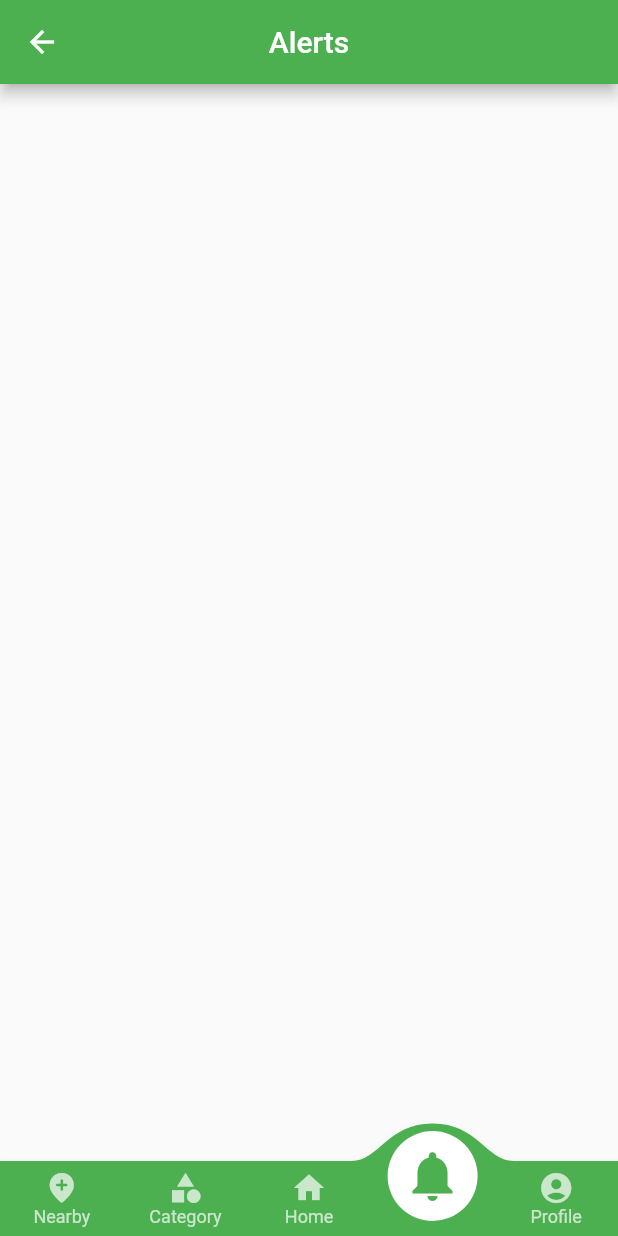
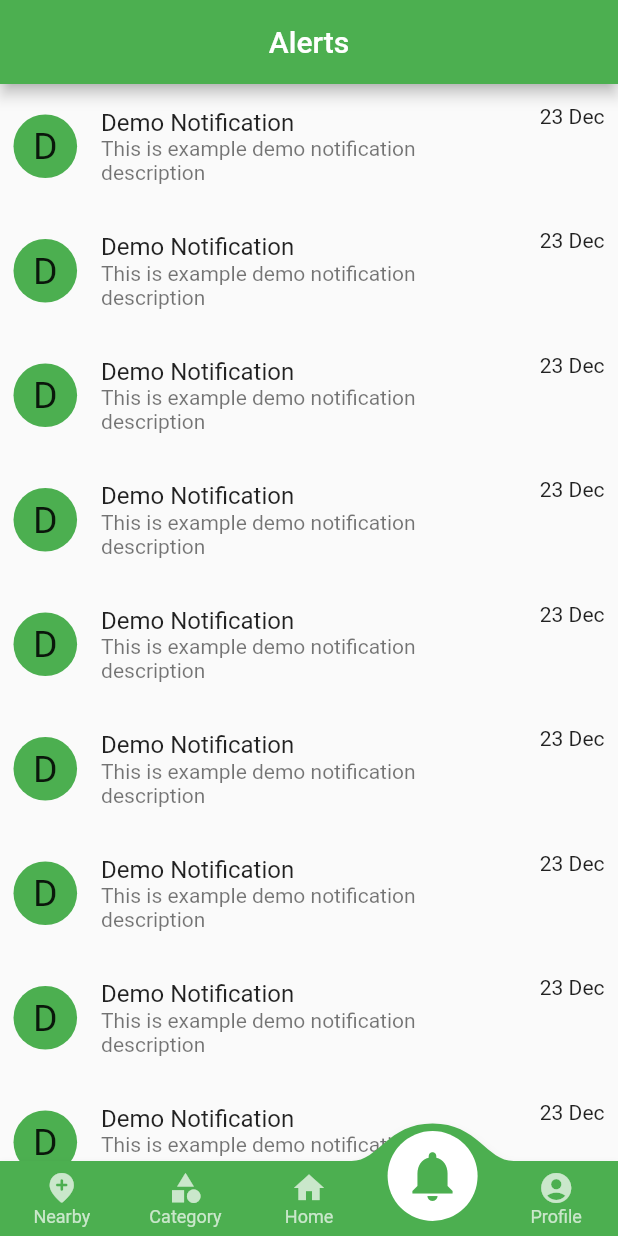
Before and after one commit to pktintali/pre_project, a Flutter app: the MainHomePage screen opened by its route, item 4 of the bottom bar chosen, on a phone screen of 412 x 824 dp. Run offline on Flutter 3.47's test engine with Material 2 defaults, Android fonts, the light colour scheme and no system bars; drawn by our look-alikes of convex_bottom_bar; our stand-ins replace flutter_rating_bar, google_maps_flutter, location, material_floating_search_bar; network calls fail.

```diff
--- a/lib/mainHomePage.dart
+++ b/lib/mainHomePage.dart
@@ -15,6 +15,7 @@ class MainHomePage extends StatefulWidget {
 
 class _MainHomePageState extends State<MainHomePage> {
   int selectedTab = 2;
+  Color _tabColor = Colors.green;
   @override
   Widget build(BuildContext context) {
     return Scaffold(
@@ -29,7 +30,7 @@ class _MainHomePageState extends State<MainHomePage> {
           TabItem(icon: Icons.account_circle_rounded, title: 'Profile'),
         ],
         color: Colors.white70,
-        backgroundColor: Colors.green,
+        backgroundColor: _tabColor,
         initialActiveIndex: selectedTab,
         onTap: (tab) {
           setState(() {
--- a/lib/myDrawer.dart
+++ b/lib/myDrawer.dart
@@ -75,8 +75,7 @@ class _MyDrawerState extends State<MyDrawer> {
               'https://pbs.twimg.com/profile_images/1092180043252543489/dhvinD0d.jpg',
               width: 110,
             ),
-            applicationLegalese:
-                'This Application is designed and developed by T Developers India.for any  changes in time table developers are not responcible',
+            applicationLegalese: '@Copyrights DSC',
             applicationVersion: '0.0.0.1',
             child: Text('About'),
           )
--- a/lib/pradeep/pages/Alerts.dart
+++ b/lib/pradeep/pages/Alerts.dart
@@ -12,6 +12,48 @@ class _AlertsState extends State<Alerts> {
       appBar: AppBar(
         title: Text('Alerts'),
         centerTitle: true,
+        leading: Container(),
+      ),
+      body: ListView.builder(
+        itemCount: 20,
+        itemBuilder: (context, index) {
+          return index == 19 ? SizedBox(height: 30) : alerTtile();
+        },
+      ),
+    );
+  }
+
+  Widget alerTtile() {
+    return Padding(
+      padding: const EdgeInsets.symmetric(horizontal: 5.0, vertical: 6),
+      child: ListTile(
+        contentPadding: EdgeInsets.symmetric(vertical: 6, horizontal: 4),
+        trailing: Column(
+          mainAxisAlignment: MainAxisAlignment.spaceBetween,
+          children: [
+            Text('23 Dec'),
+            // Icon(Icons.star_outline),
+          ],
+        ),
+        leading: Container(
+          decoration: BoxDecoration(
+            shape: BoxShape.circle,
+            color: Colors.green,
+          ),
+          child: Padding(
+            padding: const EdgeInsets.all(13.0),
+            child: Text(
+              'D',
+              style: TextStyle(
+                fontSize: 25,
+              ),
+            ),
+          ),
+        ),
+        title: Text('Demo Notification'),
+        subtitle: Text('This is example demo notification description'),
+        // tileColor: Colors.lightGreenAccent,
+        onTap: () {},
       ),
     );
   }
--- a/lib/pradeep/pages/ProductDetails.dart
+++ b/lib/pradeep/pages/ProductDetails.dart
@@ -81,7 +81,9 @@ class ProductDetails extends StatelessWidget {
               Container(
                 height: 260,
                 child: Image.network(
-                    'https://www.freepnglogos.com/uploads/corn-png/corn-only-organic-2.png'),
+                  'https://www.freepnglogos.com/uploads/corn-png/corn-only-organic-2.png',
+                  fit: BoxFit.fill,
+                ),
               ),
               SizedBox(height: 8),
               Row(
```
Also changed, not shown: lib/pradeep/Constants.dart (+210 -146 lines), lib/pradeep/home.dart (+27 -17 lines), lib/pradeep/pages/CategoryView.dart (added, +121 -0 lines), lib/pradeep/pages/SeeAll.dart (+8 -26 lines), pubspec.yaml (+5 -4 lines), pubspec.lock, 1 other file.
